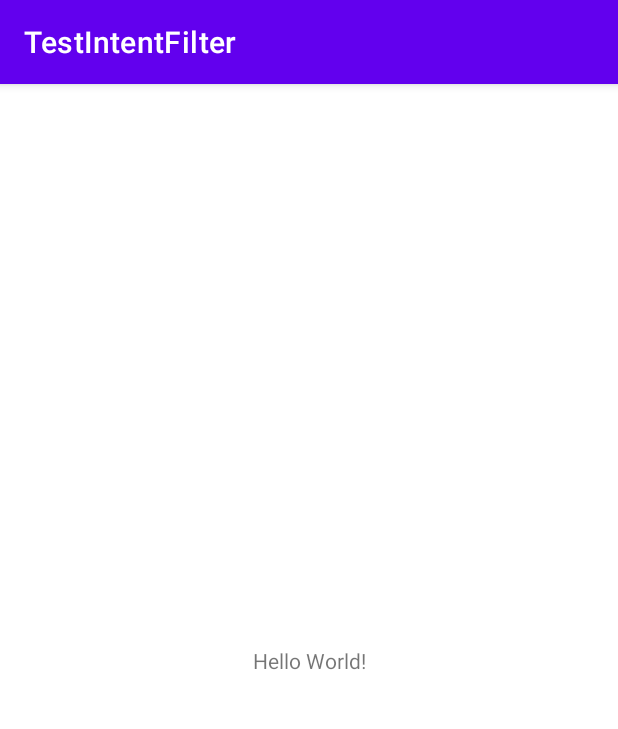
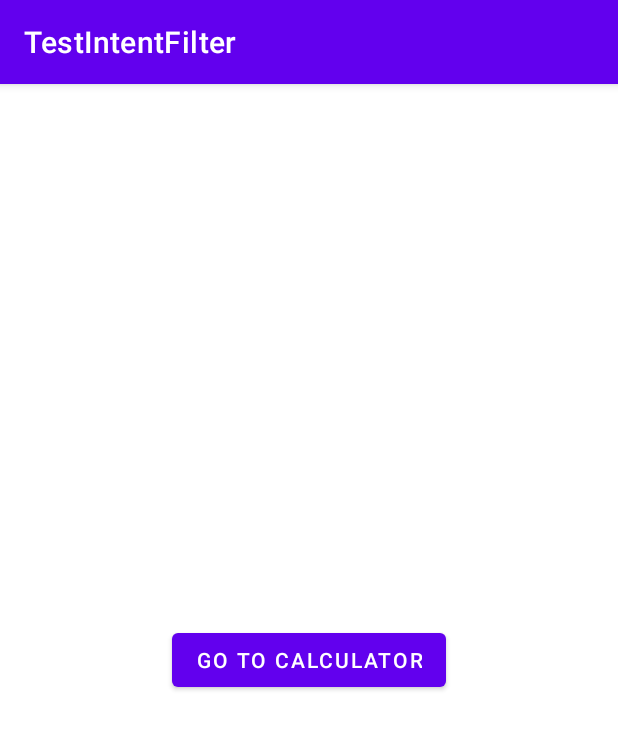
Before and after one commit to zoerAleksandr/TestIntentFilter, an Android app: the screen it shows after launch (MainActivity), on a phone screen of 412 x 824 dp. Shown: the top 729 px of the screen. Run offline under Robolectric (Android 15) with nearby library versions, the phone set to English and light mode, and no system bars.

Commit message:
homework#5

```diff
--- a/app/src/main/res/layout/activity_main.xml
+++ b/app/src/main/res/layout/activity_main.xml
@@ -6,10 +6,11 @@
     android:layout_height="match_parent"
     tools:context=".MainActivity">
 
-    <TextView
+    <Button
+        android:id="@+id/btn"
         android:layout_width="wrap_content"
         android:layout_height="wrap_content"
-        android:text="Hello World!"
+        android:text="@string/text_btn"
         app:layout_constraintBottom_toBottomOf="parent"
         app:layout_constraintLeft_toLeftOf="parent"
         app:layout_constraintRight_toRightOf="parent"
--- a/app/src/main/res/values/strings.xml
+++ b/app/src/main/res/values/strings.xml
@@ -1,3 +1,4 @@
 <resources>
     <string name="app_name">TestIntentFilter</string>
+    <string name="text_btn">Go to calculator</string>
 </resources>
```
Also changed, not shown: app/src/main/java/com/example/testintentfilter/MainActivity.java (+13 -0 lines).
